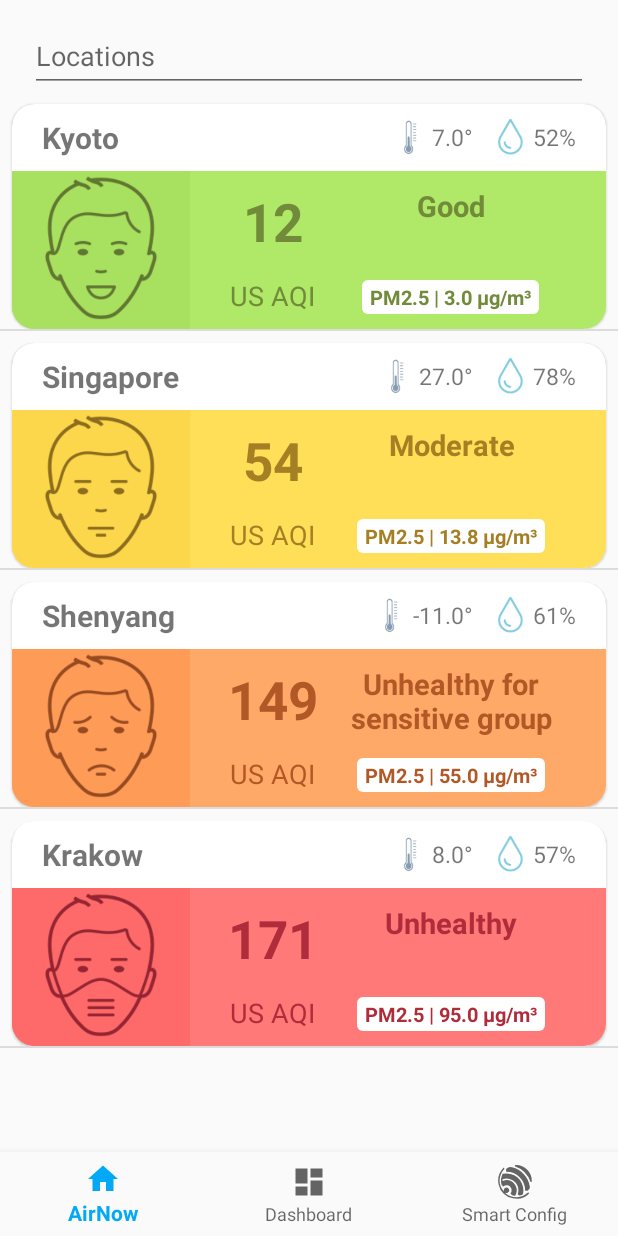
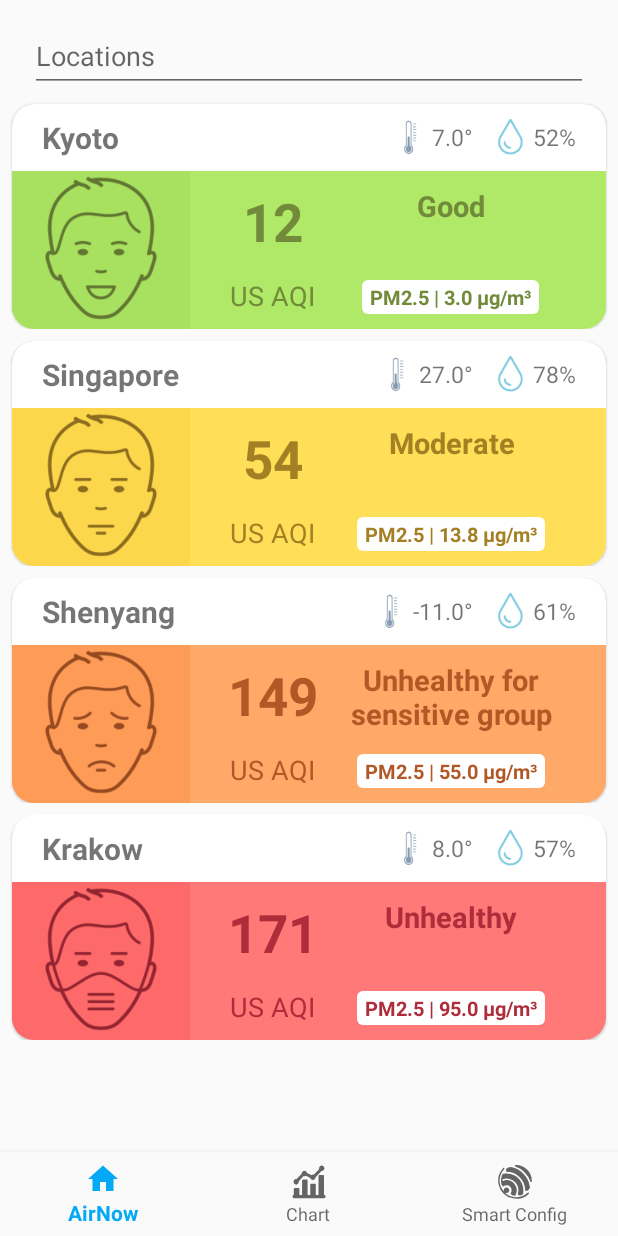
Before and after one commit to tiendat77/AirNow-app, an Android app: the screen it shows after launch (MainActivity), on a phone screen of 412 x 824 dp. Run offline under Robolectric (Android 15) with nearby library versions, the phone set to English and light mode, and no system bars; our stand-ins replace navigation-ui; 1 statement that could not run was skipped.

Commit message:
Add chart icon && mod list view on home fragment

```diff
--- a/app/src/main/java/uit/thesis/airnow/Mock.java
+++ b/app/src/main/java/uit/thesis/airnow/Mock.java
@@ -1,6 +1,7 @@
 package uit.thesis.airnow;
 
 import uit.thesis.airnow.model.ForecastModel;
+import uit.thesis.airnow.model.LocationModel;
 
 public class Mock {
 
@@ -13,4 +14,11 @@ public class Mock {
       new ForecastModel("Krakow", 8, 171, 95, 57, "Unhealthy"),
   };
 
+  public static LocationModel[] locationModels = new LocationModel[] {
+      new LocationModel("Kyoto"),
+      new LocationModel("Singapore"),
+      new LocationModel("Shenyang"),
+      new LocationModel("Krakow"),
+  };
+
 }
--- /dev/null
+++ b/app/src/main/java/uit/thesis/airnow/model/LocationModel.java
@@ -0,0 +1,14 @@
+package uit.thesis.airnow.model;
+
+public class LocationModel {
+
+  public String location;
+
+  public LocationModel(String location) {
+    this.location = location;
+  }
+
+  public String getLocation() {
+    return location;
+  }
+}
--- a/app/src/main/java/uit/thesis/airnow/util/ForecastAdapter.java
+++ b/app/src/main/java/uit/thesis/airnow/util/ForecastAdapter.java
@@ -112,6 +112,18 @@ public class ForecastAdapter extends ArrayAdapter<ForecastModel> {
         imageForecastAqiFace.setImageResource(R.drawable.ic_face_red);
         break;
       }
+
+      case "Very unhealthy": {
+        textForecastAqi.setTextColor(getContext().getResources().getColor(R.color.card_text_lv5));
+        textForecastAqiType.setTextColor(getContext().getResources().getColor(R.color.card_text_lv5));
+        textForecastStatus.setTextColor(getContext().getResources().getColor(R.color.card_text_lv5));
+        textForecastPollutant.setTextColor(getContext().getResources().getColor(R.color.card_text_lv5));
+
+        layoutForecastAqiBg.setBackgroundColor(getContext().getResources().getColor(R.color.card_bg_lv5));
+        layoutForecastAqiFaceBg.setBackgroundColor(getContext().getResources().getColor(R.color.card_face_lv5));
+        imageForecastAqiFace.setImageResource(R.drawable.ic_face_purple);
+        break;
+      }
     }
 
     return convertView;
--- a/app/src/main/res/drawable/ic_chart_black_24dp.xml
+++ b/app/src/main/res/drawable/ic_chart_black_24dp.xml
@@ -3,7 +3,32 @@
   android:height="24dp"
   android:viewportWidth="24.0"
   android:viewportHeight="24.0">
+
   <path
     android:fillColor="#FF000000"
-        android:pathData="M11,2v20c-5.07,-0.5 -9,-4.79 -9,-10s3.93,-9.5 9,-10zM13.03,2v8.99L22,10.99c-0.47,-4.74 -4.24,-8.52 -8.97,-8.99zM13.03,13.01L13.03,22c4.74,-0.47 8.5,-4.25 8.97,-8.99h-8.97z"/>
+    android:pathData="M22.4,21.48a5.25,5.25,0,0,1,0-0.56l-0.36-0.12a0.82 0.82 ,0,0,1-0.05-0.22c0-3.52,0-7,0-10.57,0-3,0.39-2.6-2.48-2.62-1.09,0-1.18 0.08 -1.18,1.21,0,3.77,0,7.53,0,11.29v0.95h-1.8v-1c0-1.9,0-3.8,0-5.69,0-0.7-0.26-1-0.91-1s-1.26,0-1.88,0-0.91 0.25 -0.89 0.91 ,0,1.2,0,1.81v4.94H11.07c0-2.65,0-5.24,0-7.83,0-3.14 0.43 -2.66-2.57-2.73-0.81,0-1.12 0.27 -1.11,1.15,0,2.82,0,5.66,0,8.49v0.94H5.59c0-1.31,0-2.57,0-3.83,0-0.69-0.27-1-0.92-1s-1.2,0-1.8,0-1,0.26-1,1c0,1.23,0,2.46,0,3.8H1.85a1.65,1.65,0,0,1,0,0.31v0a0.78 0.78 ,0,0,1,0,0.14v0l0,0.27,0,0.21a1.77,1.77,0,0,1,0.05 0.51 ,1.41,1.41,0,0,1,0,0.46h0.09a1.53,1.53,0,0,1,0.3,0c6.52,0,13.05,0,19.57,0a2.1,2.1,0,0,0,0.64-0.14A6.88,6.88,0,0,1,22.4,21.48Z" />
+  <path
+    android:fillColor="#FF000000"
+    android:pathData="M 1.97 20.72 L 22.06 20.72 Q 23 20.72 23 21.66 L 23 21.9 Q 23 22.84 22.06 22.84 L 1.97 22.84 Q 1.03 22.84 1.03 21.9 L 1.03 21.66 Q 1.03 20.72 1.97 20.72 Z" />
+  <path
+    android:fillColor="#FF000000"
+    android:pathData="M 3.42 10.07 C 4.38097546471 10.07 5.16 10.8937960603 5.16 11.91 C 5.16 12.9262039397 4.38097546471 13.75 3.42 13.75 C 2.45902453529 13.75 1.68 12.9262039397 1.68 11.91 C 1.68 10.8937960603 2.45902453529 10.07 3.42 10.07 Z" />
+  <path
+    android:fillColor="#FF000000"
+    android:pathData="M 8.95 4.55 C 9.91097546471 4.55 10.69 5.37379606031 10.69 6.39 C 10.69 7.40620393969 9.91097546471 8.23 8.95 8.23 C 7.98902453529 8.23 7.21 7.40620393969 7.21 6.39 C 7.21 5.37379606031 7.98902453529 4.55 8.95 4.55 Z" />
+  <path
+    android:fillColor="#FF000000"
+    android:pathData="M 20.49 1 C 21.4509754647 1 22.23 1.82379606031 22.23 2.84 C 22.23 3.85620393969 21.4509754647 4.68 20.49 4.68 C 19.5290245353 4.68 18.75 3.85620393969 18.75 2.84 C 18.75 1.82379606031 19.5290245353 1 20.49 1 Z" />
+  <path
+    android:fillColor="#FF000000"
+    android:pathData="M 14.57 6.95 C 15.5309754647 6.95 16.31 7.77379606031 16.31 8.79 C 16.31 9.80620393969 15.5309754647 10.63 14.57 10.63 C 13.6090245353 10.63 12.83 9.80620393969 12.83 8.79 C 12.83 7.77379606031 13.6090245353 6.95 14.57 6.95 Z" />
+  <path
+    android:fillColor="#FF000000"
+    android:pathData="M 9.26 7.09 L 4.46 12.15 L 3.1 10.71 L 7.89 5.64 L 9.26 7.09 Z" />
+  <path
+    android:fillColor="#FF000000"
+    android:pathData="M 20.84 4.1 L 16.04 9.17 L 14.68 7.72 L 19.47 2.65 L 20.84 4.1 Z" />
+  <path
+    android:fillColor="#FF000000"
+    android:pathData="M 14.37 10.02 L 8.19 7.07 L 8.98 5.21 L 15.16 8.15 L 14.37 10.02 Z" />
 </vector>
--- a/app/src/main/res/layout/activity_main.xml
+++ b/app/src/main/res/layout/activity_main.xml
@@ -4,7 +4,7 @@
   android:id="@+id/container"
   android:layout_width="match_parent"
   android:layout_height="match_parent"
-    android:paddingTop="@dimen/actiivty_paddin_top">
+  android:paddingTop="@dimen/activity_padding_top">
 
   <com.google.android.material.bottomnavigation.BottomNavigationView
     android:id="@+id/nav_view"
@@ -23,8 +23,9 @@
     android:name="androidx.navigation.fragment.NavHostFragment"
     android:layout_width="match_parent"
     android:layout_height="match_parent"
+    android:layout_marginBottom="56dp"
     app:defaultNavHost="true"
-        app:layout_constraintBottom_toTopOf="@id/nav_view"
+    app:layout_constraintBottom_toTopOf="@+id/nav_view"
     app:layout_constraintLeft_toLeftOf="parent"
     app:layout_constraintRight_toRightOf="parent"
     app:layout_constraintTop_toTopOf="parent"
--- a/app/src/main/res/layout/fragment_home.xml
+++ b/app/src/main/res/layout/fragment_home.xml
@@ -30,6 +30,8 @@
     <!-- Main Contents - Array List -->
     <ListView
       android:id="@+id/list_home_forecast"
+      android:divider="@null"
+      android:dividerHeight="0dp"
       android:layout_width="match_parent"
       android:layout_height="match_parent"/>
 
--- a/app/src/main/res/menu/bottom_nav_menu.xml
+++ b/app/src/main/res/menu/bottom_nav_menu.xml
@@ -8,7 +8,7 @@
 
     <item
         android:id="@+id/navigation_dashboard"
-        android:icon="@drawable/ic_dashboard_black_24dp"
+        android:icon="@drawable/ic_chart_black_24dp"
         android:title="@string/title_dashboard" />
 
     <item
--- a/app/src/main/res/values/dimens.xml
+++ b/app/src/main/res/values/dimens.xml
@@ -1,6 +1,6 @@
 <resources>
     <!-- Default screen margins, per the Android Design guidelines. -->
-    <dimen name="actiivty_paddin_top">5dp</dimen>
+    <dimen name="activity_padding_top">5dp</dimen>
     <dimen name="activity_horizontal_margin">16dp</dimen>
     <dimen name="activity_vertical_margin">16dp</dimen>
     <dimen name="content_padding_start_end">20dp</dimen>
--- a/app/src/main/res/values/strings.xml
+++ b/app/src/main/res/values/strings.xml
@@ -1,7 +1,7 @@
 <resources>
   <string name="app_name">AirNow</string>
   <string name="title_home">AirNow</string>
-  <string name="title_dashboard">Dashboard</string>
+  <string name="title_dashboard">Chart</string>
   <string name="title_notifications">Notifications</string>
   <string name="title_smart_config">Smart Config</string>
   <string name="hint_text">Locations</string>
```
Also changed, not shown: app/src/main/res/drawable-v24/wg_shape_indoor_green.png (deleted), app/src/main/res/drawable-v24/wg_shape_indoor_maroon.png (deleted), app/src/main/res/drawable-v24/wg_shape_indoor_orange.png (deleted), app/src/main/res/drawable-v24/wg_shape_indoor_purple.png (deleted), app/src/main/res/drawable-v24/wg_shape_indoor_red.png (deleted), app/src/main/res/drawable-v24/wg_shape_indoor_yellow.png (deleted), app/src/main/res/drawable/ic_info_outline_black_24dp.png (deleted), app/src/main/res/drawable/ic_info_outline_white_24dp.png (deleted). Lines whose indentation alone changed are shown as unchanged.
